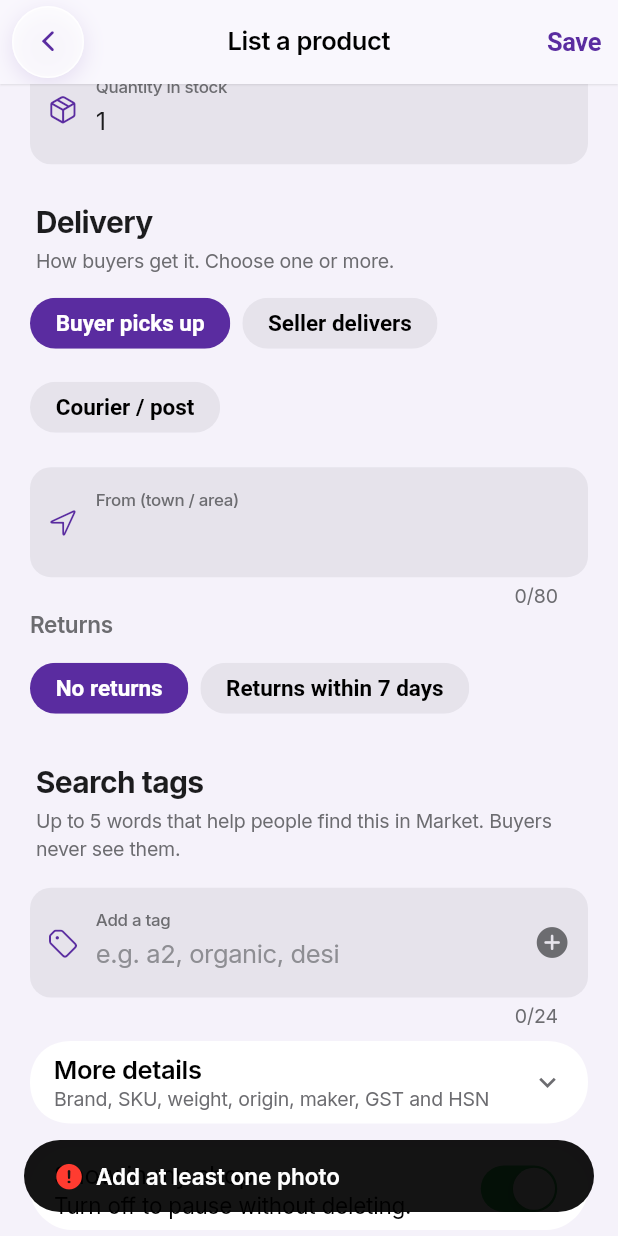
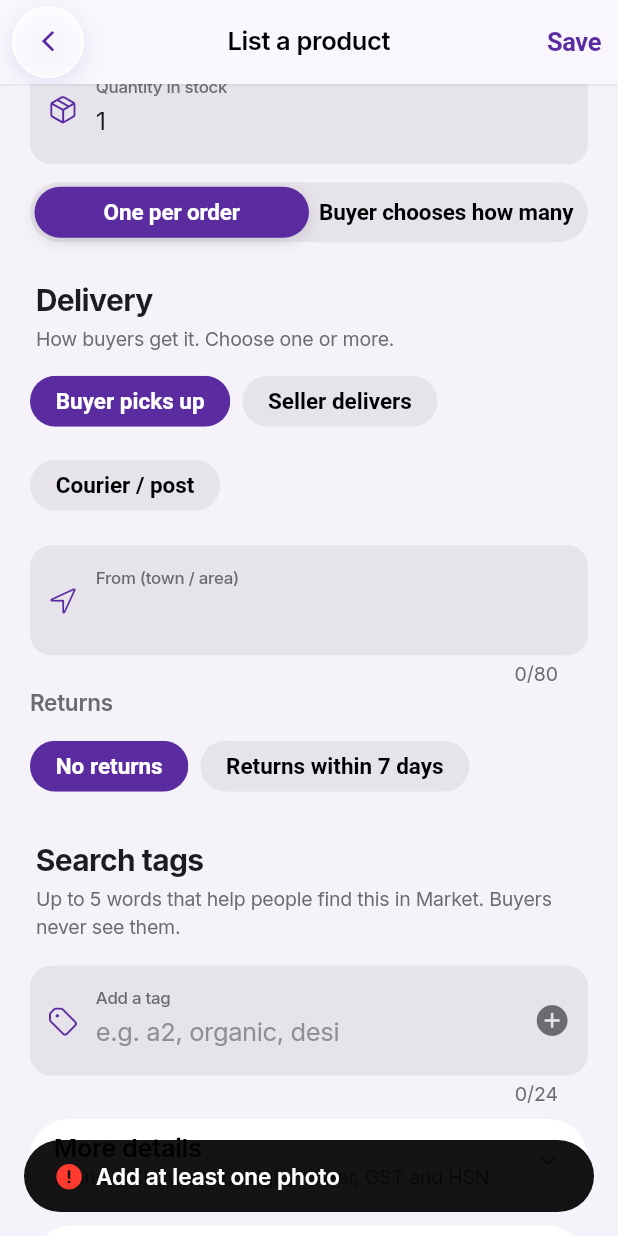
Before and after one commit to skwatsonoff/vimo-ranch-management, a Flutter app: the ProductEditorScreen screen opened directly, scrolled down 1152 dp, after a tap on "Save", on a phone screen of 412 x 824 dp. Run offline on Flutter 3.47's test engine with Material 3 defaults, Android fonts, the phone set to English and light mode, and no system bars; our stand-ins replace audioplayers, cloud_firestore, file_picker, firebase_auth, firebase_core, firebase_messaging and 5 more; missing offline and left inert: dart:js_interop, record; accounts and stored records are empty.

Commit message:
Shop: the seller decides how many one order may take
One per order (a cow, a used item) or Buyer chooses, up to a limit. The
checkout hides the quantity for one-per-order items; the rules hold every
order to the seller's limit and the stock.

Co-Authored-By: Claude Opus 5.5 <noreply@anthropic.com>
Claude-Session: https://claude.ai/code/session_01ELShivTBEzum5oSLe9syLB

```diff
--- a/lib/shop_orders.dart
+++ b/lib/shop_orders.dart
@@ -634,7 +634,9 @@ class _CheckoutScreenState extends State<CheckoutScreen> {
   Widget build(BuildContext context) {
     final price = numv(_p, 'price');
     final fee = shopDeliveryFee(_p, _method);
-    final stock = math.max(1, toInt(_p['stock']));
+    // The most this buyer can take: the stock, within the seller's limit.
+    final most = _p['maxPerOrder'] == null ? 1 : toInt(_p['maxPerOrder']);
+    final stock = math.max(1, math.min(toInt(_p['stock']), math.max(1, most)));
     final total = price * _qty + fee;
     return Scaffold(
       backgroundColor: Ink.canvasTop,
@@ -686,6 +688,7 @@ class _CheckoutScreenState extends State<CheckoutScreen> {
                 ],
               ),
             ),
+            if (stock > 1) ...[
               _shopSection(bi('Quantity', 'எண்ணிக்கை')),
               Row(
                 children: [
@@ -726,6 +729,7 @@ class _CheckoutScreenState extends State<CheckoutScreen> {
                 textAlign: TextAlign.center,
                 style: TextStyle(color: Ink.muted, fontSize: 13),
               ),
+            ],
             _shopSection(bi('How you get it', 'பெறும் முறை')),
             _ChoiceChips(
               choices: [
--- a/lib/shop_screens.dart
+++ b/lib/shop_screens.dart
@@ -94,6 +94,14 @@ class _ProductEditorScreenState extends State<ProductEditorScreen> {
   late final _stock = TextEditingController(
     text: _p['stock'] == null ? '1' : '${toInt(_p['stock'])}',
   );
+  late final _maxPerOrder = TextEditingController(
+    text: toInt(_p['maxPerOrder']) > 1 ? '${toInt(_p['maxPerOrder'])}' : '',
+  );
+
+  /// One per order (a cow, a used phone) unless the seller lets buyers
+  /// choose how many (milk packets, ghee jars).
+  late bool _single =
+      _p['maxPerOrder'] == null || toInt(_p['maxPerOrder']) <= 1;
   late final _fee = TextEditingController(
     text: numv(asMap(_p['delivery']), 'fee') > 0
         ? vendorFieldNumber(numv(asMap(_p['delivery']), 'fee'))
@@ -172,6 +180,7 @@ class _ProductEditorScreenState extends State<ProductEditorScreen> {
       _mrp,
       _unitSize,
       _stock,
+      _maxPerOrder,
       _fee,
       _shipsFrom,
       _tag,
@@ -267,6 +276,7 @@ class _ProductEditorScreenState extends State<ProductEditorScreen> {
         ? 0.0
         : double.tryParse(_mrp.text.trim());
     final stock = int.tryParse(_stock.text.trim());
+    final most = int.tryParse(_maxPerOrder.text.trim());
     final fee = _fee.text.trim().isEmpty
         ? 0.0
         : double.tryParse(_fee.text.trim());
@@ -287,6 +297,12 @@ class _ProductEditorScreenState extends State<ProductEditorScreen> {
     }
     if (stock == null || stock < 0 || stock > 100000) {
       return bi('Enter how many you have', 'கையிருப்பு எண்ணிக்கையை உள்ளிடவும்');
+    }
+    if (!_single && (most == null || most < 2 || most > 100000)) {
+      return bi(
+        'Enter how many one buyer can order (2 or more)',
+        'ஒருவர் எத்தனை ஆர்டர் செய்யலாம் என்பதை உள்ளிடவும் (2 அல்லது அதிகம்)',
+      );
     }
     if (_methods.isEmpty) {
       return bi(
@@ -348,6 +364,7 @@ class _ProductEditorScreenState extends State<ProductEditorScreen> {
           'unit': _unit,
           'unitSize': _unitSize.text.trim(),
           'stock': int.parse(_stock.text.trim()),
+          'maxPerOrder': _single ? 1 : int.parse(_maxPerOrder.text.trim()),
           'sku': _sku.text.trim(),
           'weightGrams': int.tryParse(_weight.text.trim()) ?? 0,
           'origin': _origin.text.trim(),
@@ -730,6 +747,32 @@ class _ProductEditorScreenState extends State<ProductEditorScreen> {
                 icon: CupertinoIcons.cube_box,
               ),
             ),
+            const SizedBox(height: 12),
+            // The seller decides whether one order can take several.
+            LiquidSegmentBar(
+              labels: [
+                bi('One per order', 'ஆர்டருக்கு ஒன்று'),
+                bi('Buyer chooses how many', 'எத்தனை என வாங்குபவர் தேர்வு'),
+              ],
+              index: _single ? 0 : 1,
+              onChanged: (v) => setState(() {
+                _single = v == 0;
+                if (!_single && _maxPerOrder.text.trim().isEmpty) {
+                  _maxPerOrder.text = _stock.text.trim();
+                }
+              }),
+            ),
+            if (!_single) ...[
+              const SizedBox(height: 12),
+              TextField(
+                controller: _maxPerOrder,
+                keyboardType: TextInputType.number,
+                decoration: fieldStyle(
+                  bi('Most in one order', 'ஒரு ஆர்டரில் அதிகபட்சம்'),
+                  icon: CupertinoIcons.number,
+                ),
+              ),
+            ],
             _shopSection(
               bi('Delivery', 'டெலிவரி'),
               note: bi(
```
Also changed, not shown: 3 other files. Lines whose indentation alone changed are shown as unchanged.
